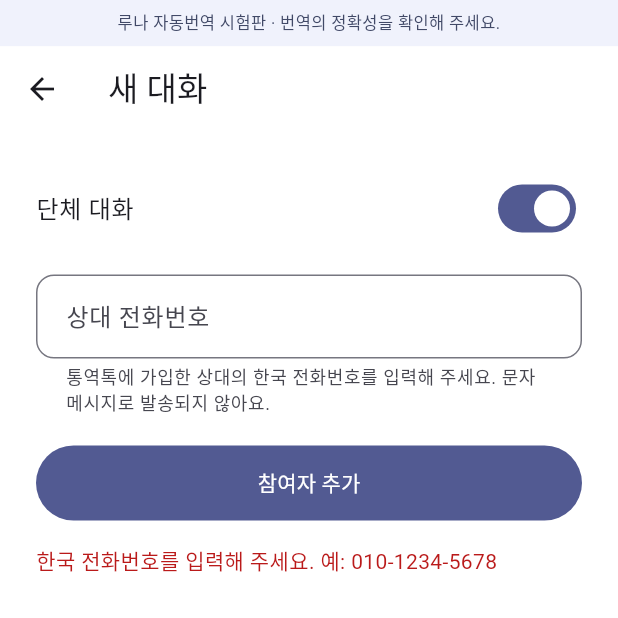
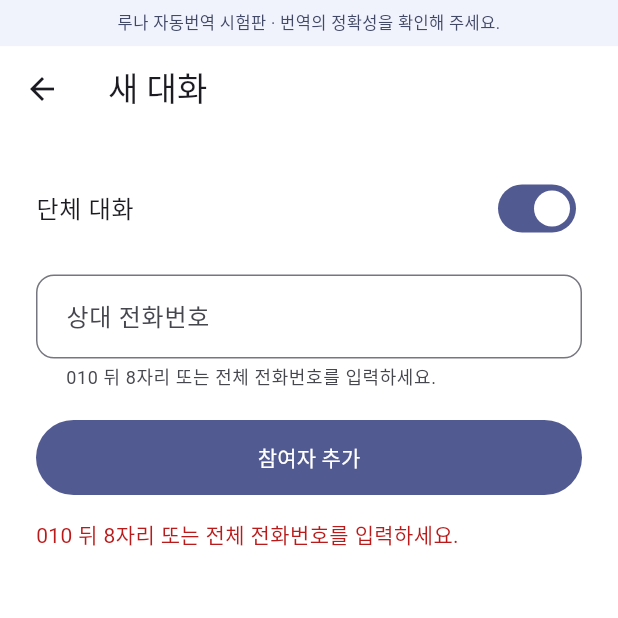
Before and after one commit to dntprbs-maker/tongyeok-talk, a Flutter app: the NewConversationScreen screen opened by its route, after a tap on "단체 대화", after a tap on "참여자 추가", on a phone screen of 412 x 824 dp, the top half of it. Run offline on Flutter 3.47's test engine with Material 3 defaults, Android fonts, the phone set to English and light mode, and no system bars; our stand-ins replace cloud_firestore, firebase_auth, firebase_core, google_sign_in, shared_preferences; missing offline and left inert: dart:js_interop; accounts and stored records are empty.

Commit message:
Accept and format eight-digit contact searches on web

```diff
--- a/lib/app_language.dart
+++ b/lib/app_language.dart
@@ -199,6 +199,10 @@ const Map<String, List<String>> messages = {
     'Чатлахын тулд өөрийн дугаарыг бүртгүүлнэ үү. Бусад хүн таныг энэ дугаараар олох боломжтой.',
   ],
   'registrationPhoneInvalid': ['전화번호를 확인해 주세요.', 'Утасны дугаараа шалгана уу.'],
+  'phoneSearchHelp': [
+    '010 뒤 8자리 또는 전체 전화번호를 입력하세요.',
+    '010-ийн дараах 8 орон эсвэл бүтэн дугаарыг оруулна уу.',
+  ],
   'registrationFailed': [
     '전화번호를 등록하지 못했어요. 다시 시도해 주세요.',
     'Дугаар бүртгэж чадсангүй. Дахин оролдоно уу.',
--- a/lib/new_conversation_screen.dart
+++ b/lib/new_conversation_screen.dart
@@ -1,4 +1,5 @@
 import 'package:flutter/material.dart';
+import 'package:flutter/services.dart';
 import 'package:firebase_auth/firebase_auth.dart';
 import 'package:cloud_firestore/cloud_firestore.dart';
 import 'chat_service.dart';
@@ -7,6 +8,37 @@ import 'auth_service.dart';
 import 'phone_identity.dart';
 import 'app_language.dart';
 import 'ui_errors.dart';
+
+class _PhoneSearchFormatter extends TextInputFormatter {
+  const _PhoneSearchFormatter();
+
+  @override
+  TextEditingValue formatEditUpdate(
+    TextEditingValue oldValue,
+    TextEditingValue newValue,
+  ) {
+    final input = newValue.text;
+    if (!newValue.composing.isCollapsed ||
+        !RegExp(r'^[0-9-]*$').hasMatch(input)) {
+      return newValue;
+    }
+    final digits = input.replaceAll('-', '');
+    final String formatted;
+    if (digits.length == 11 && digits.startsWith('010')) {
+      formatted =
+          '${digits.substring(0, 3)}-${digits.substring(3, 7)}-${digits.substring(7)}';
+    } else if (digits.length > 4 && digits.length <= 8) {
+      formatted = '${digits.substring(0, 4)}-${digits.substring(4)}';
+    } else {
+      return newValue;
+    }
+    if (formatted == input) return newValue;
+    return TextEditingValue(
+      text: formatted,
+      selection: TextSelection.collapsed(offset: formatted.length),
+    );
+  }
+}
 
 class NewConversationScreen extends StatefulWidget {
   const NewConversationScreen({super.key});
@@ -41,7 +73,7 @@ class _NewConversationScreenState extends State<NewConversationScreen> {
         return;
       }
       final user = await AuthService().findByPhone(
-        PhoneIdentity.parse(_phone.text),
+        PhoneIdentity.parseSearch(_phone.text),
       );
       if (!mounted) return;
       if (user == null) {
@@ -78,7 +110,11 @@ class _NewConversationScreenState extends State<NewConversationScreen> {
         }
       }
     } catch (e) {
-      if (mounted) setState(() => _error = errorKey(e));
+      if (mounted) {
+        setState(
+          () => _error = e is FormatException ? 'phoneSearchHelp' : errorKey(e),
+        );
+      }
     } finally {
       if (mounted) setState(() => _busy = false);
     }
@@ -140,13 +176,14 @@ class _NewConversationScreenState extends State<NewConversationScreen> {
             TextField(
               key: const ValueKey('search-phone'),
               controller: _phone,
+              inputFormatters: const [_PhoneSearchFormatter()],
               enabled: !_busy,
               keyboardType: TextInputType.phone,
               onSubmitted: (_) => _find(),
               decoration: InputDecoration(
                 labelText: tr(context, 'searchPhone'),
-                hintText: '010-1234-5678',
-                helperText: tr(context, 'findPhoneHint'),
+                hintText: '1234-5678',
+                helperText: tr(context, 'phoneSearchHelp'),
                 helperMaxLines: 2,
               ),
             ),
--- a/lib/phone_identity.dart
+++ b/lib/phone_identity.dart
@@ -1,4 +1,12 @@
 class PhoneIdentity {
+  static PhoneIdentity parseSearch(String input) {
+    final digits = input.trim().replaceAll(RegExp(r'[\s().-]'), '');
+    if (RegExp(r'^[0-9]{8}$').hasMatch(digits)) {
+      return parse('010$digits');
+    }
+    return parse(input);
+  }
+
   final String e164;
   const PhoneIdentity._(this.e164);
   String get directoryKey => e164.substring(1);
```
Also changed, not shown: docs/assets/fonts/MaterialIcons-Regular.otf, 6 other files.
